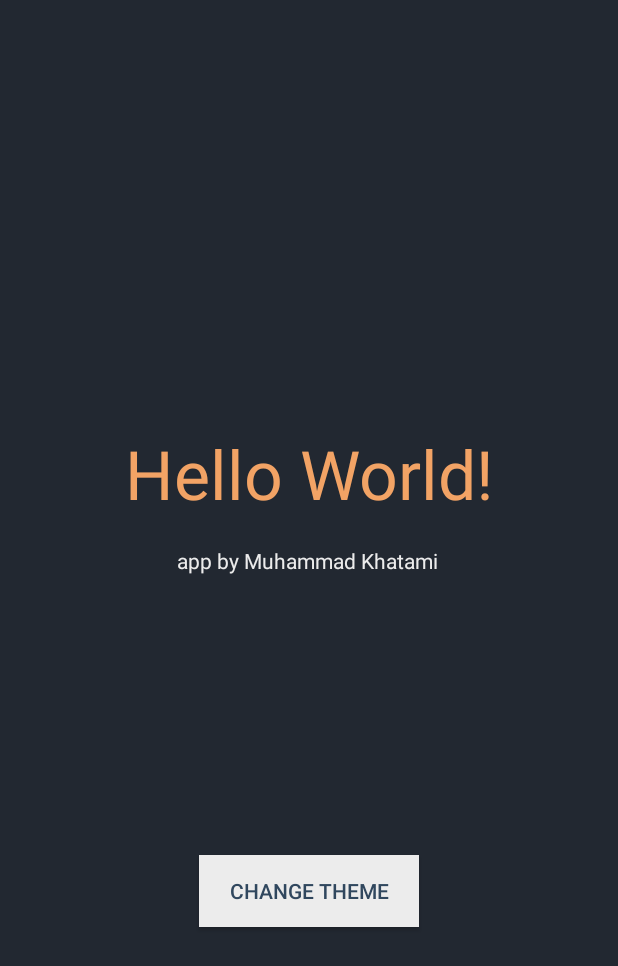
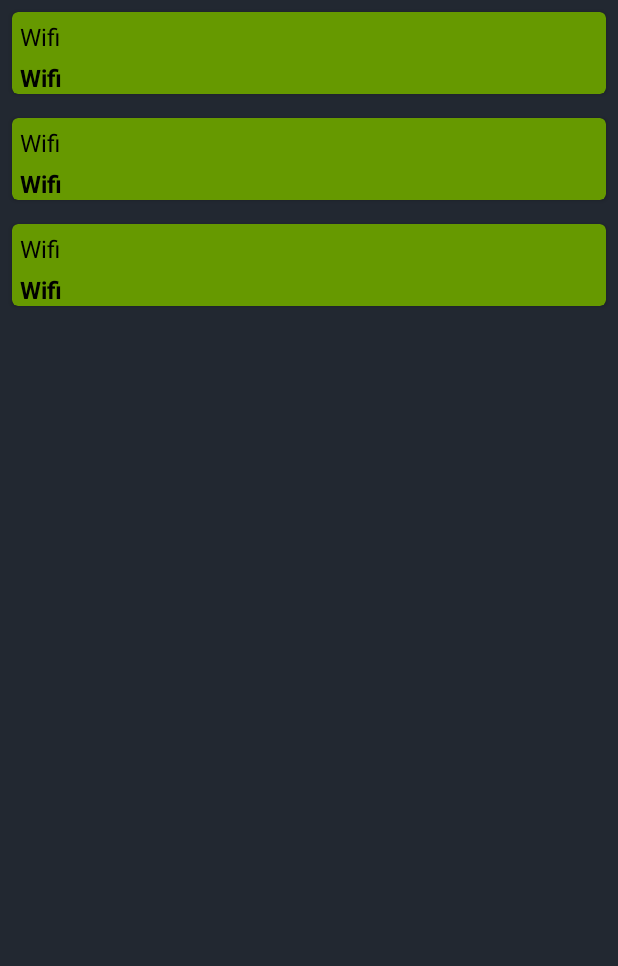
Before and after one commit to muhammadkhatami/learn-tktpl-1706044055, an Android app: the layout activity_main.xml on its own in the app's theme, with its tools: preview values and no code run, on a phone screen of 412 x 824 dp. Shown: the top 966 px of the screen. Run offline under Robolectric (Android 15) with nearby library versions, the phone set to English and light mode, and no system bars.

Commit message:
get WIFI list, wifi Adapter list, and send POST request

```diff
--- a/app/src/main/res/layout/activity_main.xml
+++ b/app/src/main/res/layout/activity_main.xml
@@ -9,44 +9,11 @@
     android:background="@color/colorDark"
     android:id="@+id/mainLayout">
 
-    <TextView
-        android:id="@+id/mainText"
-        android:layout_width="wrap_content"
-        android:layout_height="wrap_content"
-        android:text="Hello World!"
-        android:textColor="@color/colorOrange"
-        android:textSize="45dp"
-        app:layout_constraintBottom_toBottomOf="parent"
-        app:layout_constraintLeft_toLeftOf="parent"
-        app:layout_constraintRight_toRightOf="parent"
-        app:layout_constraintTop_toTopOf="parent"
-        app:layout_constraintVertical_bias="0.374" />
+    <androidx.recyclerview.widget.RecyclerView
+        android:id = "@+id/wifi_recycler_view"
+        android:layout_width = "match_parent"
+        android:layout_height = "match_parent"
+        tools:listitem="@layout/wifi_item"/>
 
-    <TextView
-        android:id="@+id/secondText"
-        android:layout_width="wrap_content"
-        android:layout_height="wrap_content"
-        android:text="app by Muhammad Khatami"
-        android:textColor="@color/colorSilver"
-        app:layout_constraintBottom_toBottomOf="parent"
-        app:layout_constraintHorizontal_bias="0.497"
-        app:layout_constraintLeft_toLeftOf="parent"
-        app:layout_constraintRight_toRightOf="parent"
-        app:layout_constraintTop_toTopOf="@+id/mainText"
-        app:layout_constraintVertical_bias="0.151" />
-
-    <Button
-        android:id="@+id/clickMe"
-        android:layout_width="wrap_content"
-        android:layout_height="wrap_content"
-        android:text="Change Theme"
-        android:textColor="@color/colorDarkBlue"
-        android:background="@color/colorSilver"
-        android:paddingLeft="20dp"
-        android:paddingRight="20dp"
-        app:layout_constraintBottom_toBottomOf="parent"
-        app:layout_constraintLeft_toLeftOf="parent"
-        app:layout_constraintRight_toRightOf="parent"
-        app:layout_constraintTop_toTopOf="@+id/secondText"/>
 
 </androidx.constraintlayout.widget.ConstraintLayout>
--- /dev/null
+++ b/app/src/main/res/layout/wifi_item.xml
@@ -0,0 +1,54 @@
+<?xml version="1.0" encoding="utf-8"?>
+<LinearLayout
+    xmlns:android="http://schemas.android.com/apk/res/android"
+    xmlns:card_view="http://schemas.android.com/apk/res-auto"
+    android:layout_width="match_parent"
+    android:layout_alignParentBottom="true"
+    android:shadowColor="#000"
+    android:shadowDx="0"
+    android:shadowDy="30"
+    android:shadowRadius="50"
+    android:layout_height="wrap_content">
+
+    <androidx.cardview.widget.CardView
+        android:layout_width="match_parent"
+        android:layout_height="wrap_content"
+        android:layout_margin="8dp"
+        android:backgroundTint="@android:color/holo_green_dark"
+        card_view:cardCornerRadius="4dp"
+        card_view:cardPreventCornerOverlap="false"
+        >
+
+        <LinearLayout
+            android:id="@+id/heading_layout"
+            android:layout_width="match_parent"
+            android:layout_height="wrap_content"
+            android:orientation="vertical"
+            >
+
+            <TextView
+                android:id="@+id/wifiNumber"
+                android:layout_width="match_parent"
+                android:layout_height="wrap_content"
+                android:paddingTop="5dp"
+                android:paddingHorizontal="5dp"
+                android:text="Wifi"
+                android:textColor="@android:color/black"
+                android:textSize="16dp" />
+
+            <TextView
+                android:id="@+id/wifiContent"
+                android:layout_width="match_parent"
+                android:layout_height="wrap_content"
+                android:paddingTop="5dp"
+                android:paddingHorizontal="5dp"
+                android:textStyle="bold"
+                android:text="Wifi"
+                android:textColor="@android:color/black"
+                android:textSize="16dp" />
+
+        </LinearLayout>
+
+    </androidx.cardview.widget.CardView>
+
+</LinearLayout>
```
Also changed, not shown: app/build.gradle (+21 -4 lines), app/src/main/AndroidManifest.xml (+7 -0 lines), app/src/main/java/id/ac/ui/cs/mobileprogramming/muhammadkhatami/helloworld/MainActivity.kt (+123 -30 lines), app/src/main/java/id/ac/ui/cs/mobileprogramming/muhammadkhatami/helloworld/WifiRecyclerViewAdapter.kt (added, +32 -0 lines).
